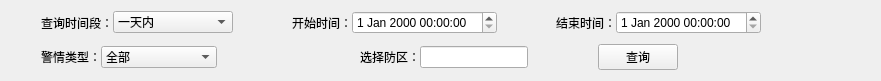
Above: messageRecord/submitwidget.ui from yyyly/l110 before the change. Below: the same form after it.
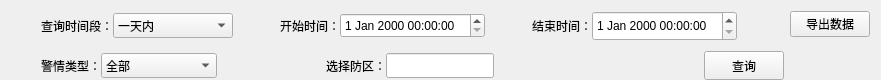
That is the form after the change.

Diff of the .ui file:
```diff
--- a/messageRecord/submitwidget.ui
+++ b/messageRecord/submitwidget.ui
@@ -20,6 +20,9 @@
    <string>Form</string>
   </property>
   <layout class="QHBoxLayout" name="horizontalLayout_8">
+   <property name="bottomMargin">
+    <number>0</number>
+   </property>
    <item>
     <layout class="QVBoxLayout" name="verticalLayout">
      <property name="spacing">
@@ -33,6 +36,9 @@
        <property name="spacing">
         <number>30</number>
        </property>
+       <property name="rightMargin">
+        <number>12</number>
+       </property>
        <item>
         <layout class="QHBoxLayout" name="horizontalLayout">
          <property name="spacing">
@@ -53,7 +59,7 @@
            <property name="minimumSize">
             <size>
              <width>120</width>
-             <height>0</height>
+             <height>25</height>
             </size>
            </property>
            <item>
@@ -109,7 +115,14 @@
           </widget>
          </item>
          <item>
-          <widget class="QDateTimeEdit" name="startDateTime"/>
+          <widget class="QDateTimeEdit" name="startDateTime">
+           <property name="minimumSize">
+            <size>
+             <width>0</width>
+             <height>25</height>
+            </size>
+           </property>
+          </widget>
          </item>
         </layout>
        </item>
@@ -133,6 +146,12 @@
          </property>
          <item>
           <widget class="QLabel" name="label_3">
+           <property name="minimumSize">
+            <size>
+             <width>0</width>
+             <height>25</height>
+            </size>
+           </property>
            <property name="styleSheet">
             <string notr="true">font: 10pt &quot;Adobe 黑体 Std R&quot;;</string>
            </property>
@@ -142,7 +161,14 @@
           </widget>
          </item>
          <item>
-          <widget class="QDateTimeEdit" name="endDateTime"/>
+          <widget class="QDateTimeEdit" name="endDateTime">
+           <property name="minimumSize">
+            <size>
+             <width>0</width>
+             <height>30</height>
+            </size>
+           </property>
+          </widget>
          </item>
          <item>
           <spacer name="horizontalSpacer_6">
@@ -159,6 +185,19 @@
          </item>
         </layout>
        </item>
+       <item>
+        <spacer name="horizontalSpacer_8">
+         <property name="orientation">
+          <enum>Qt::Horizontal</enum>
+         </property>
+         <property name="sizeHint" stdset="0">
+          <size>
+           <width>40</width>
+           <height>20</height>
+          </size>
+         </property>
+        </spacer>
+       </item>
       </layout>
      </item>
      <item>
@@ -183,6 +222,12 @@
          </item>
          <item>
           <widget class="QComboBox" name="alarmTypeComboBox">
+           <property name="minimumSize">
+            <size>
+             <width>0</width>
+             <height>25</height>
+            </size>
+           </property>
            <item>
             <property name="text">
              <string>全部</string>
@@ -234,7 +279,7 @@
          </property>
          <property name="sizeHint" stdset="0">
           <size>
-           <width>40</width>
+           <width>20</width>
            <height>20</height>
           </size>
          </property>
@@ -256,7 +301,26 @@
           </widget>
          </item>
          <item>
-          <widget class="QLineEdit" name="lineEdit"/>
+          <widget class="QLineEdit" name="alarmNumlineEdit">
+           <property name="minimumSize">
+            <size>
+             <width>0</width>
+             <height>25</height>
+            </size>
+           </property>
+           <property name="styleSheet">
+            <string notr="true">input{
+    outline-style: none ;
+    border: 1px solid #ccc; 
+    border-radius: 3px;
+    padding: 13px 14px;
+    width: 60px;
+    font-size: 14px;
+    font-weight: 700;
+    font-family: &quot;Microsoft soft&quot;;
+}</string>
+           </property>
+          </widget>
          </item>
          <item>
           <spacer name="horizontalSpacer_2">
@@ -265,7 +329,7 @@
            </property>
            <property name="sizeHint" stdset="0">
             <size>
-             <width>40</width>
+             <width>180</width>
              <height>20</height>
             </size>
            </property>
@@ -275,6 +339,12 @@
        </item>
        <item>
         <widget class="QPushButton" name="inquiryPushButton">
+         <property name="sizePolicy">
+          <sizepolicy hsizetype="Minimum" vsizetype="Preferred">
+           <horstretch>0</horstretch>
+           <verstretch>0</verstretch>
+          </sizepolicy>
+         </property>
          <property name="styleSheet">
           <string notr="true">font: 10pt &quot;Adobe 黑体 Std R&quot;;</string>
          </property>
@@ -283,19 +353,6 @@
          </property>
         </widget>
        </item>
-       <item>
-        <spacer name="horizontalSpacer_7">
-         <property name="orientation">
-          <enum>Qt::Horizontal</enum>
-         </property>
-         <property name="sizeHint" stdset="0">
-          <size>
-           <width>40</width>
-           <height>20</height>
-          </size>
-         </property>
-        </spacer>
-       </item>
       </layout>
      </item>
     </layout>
@@ -307,12 +364,36 @@
      </property>
      <property name="sizeHint" stdset="0">
       <size>
-       <width>113</width>
+       <width>40</width>
        <height>20</height>
       </size>
      </property>
     </spacer>
    </item>
+   <item>
+    <layout class="QVBoxLayout" name="verticalLayout_2">
+     <item>
+      <widget class="QPushButton" name="pushButton">
+       <property name="text">
+        <string>导出数据</string>
+       </property>
+      </widget>
+     </item>
+     <item>
+      <spacer name="verticalSpacer">
+       <property name="orientation">
+        <enum>Qt::Vertical</enum>
+       </property>
+       <property name="sizeHint" stdset="0">
+        <size>
+         <width>20</width>
+         <height>40</height>
+        </size>
+       </property>
+      </spacer>
+     </item>
+    </layout>
+   </item>
   </layout>
  </widget>
  <resources/>
```
Left out of the diff: 19 changed lines with no effect on the pictures.
